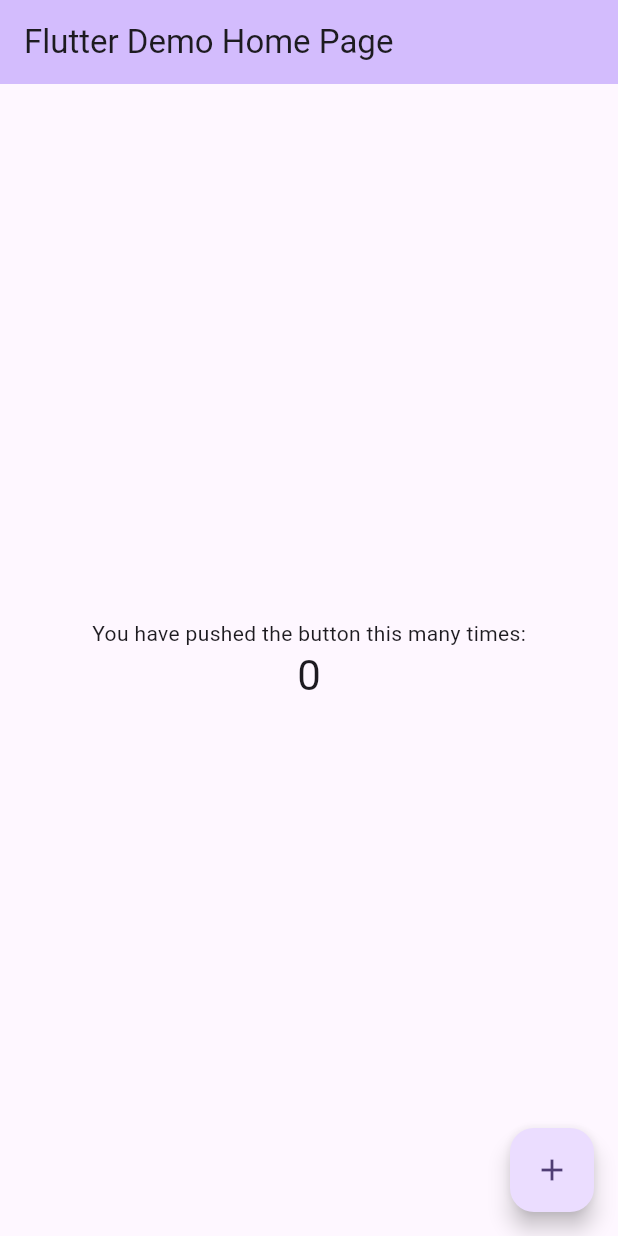
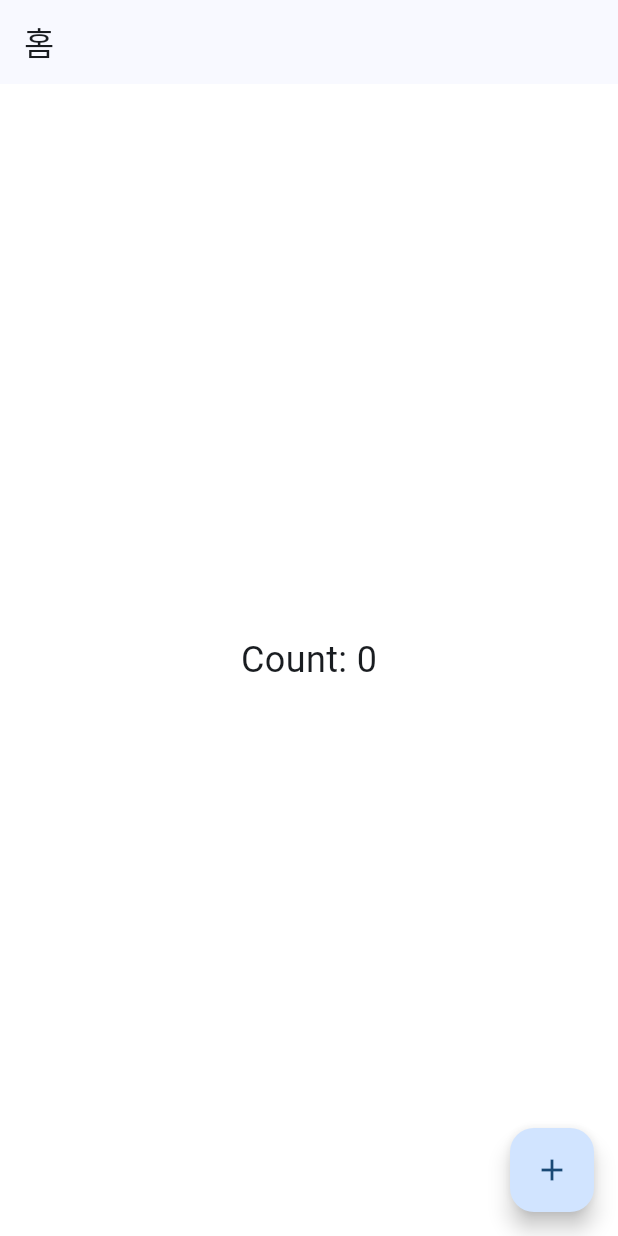
Before and after one commit to a-madda/amadda-flutter, a Flutter app: the screen it shows after launch, on a phone screen of 412 x 824 dp. Run offline on Flutter 3.47's test engine with Material 3 defaults, Android fonts, the light colour scheme and no system bars; our stand-ins replace flutter_riverpod, go_router.

Commit message:
feat: 기본 설정 추가

```diff
--- /dev/null
+++ b/amadda/lib/app.dart
@@ -0,0 +1,18 @@
+import 'package:flutter/material.dart';
+import 'package:flutter_riverpod/flutter_riverpod.dart';
+import 'core/theme.dart';
+import 'routes/app_router.dart';
+
+class AmaddaApp extends ConsumerWidget {
+  const AmaddaApp({super.key});
+
+  @override
+  Widget build(BuildContext context, WidgetRef ref) {
+    return MaterialApp.router(
+      debugShowCheckedModeBanner: false,
+      title: 'Amadda',
+      theme: AppTheme.lightTheme,
+      routerConfig: ref.watch(routerProvider),
+    );
+  }
+}
--- /dev/null
+++ b/amadda/lib/core/config.dart
@@ -0,0 +1 @@
+// 환경 설정 관련
--- /dev/null
+++ b/amadda/lib/core/theme.dart
@@ -0,0 +1,9 @@
+import 'package:flutter/material.dart';
+
+class AppTheme {
+  static final lightTheme = ThemeData(
+    useMaterial3: true,
+    colorScheme: ColorScheme.fromSeed(seedColor: Colors.blue),
+    scaffoldBackgroundColor: Colors.white,
+  );
+}
--- /dev/null
+++ b/amadda/lib/features/home/controller/home_controller.dart
@@ -0,0 +1,3 @@
+import 'package:flutter_riverpod/flutter_riverpod.dart';
+
+final counterProvider = StateProvider<int>((ref) => 0);
--- /dev/null
+++ b/amadda/lib/features/home/view/home_page.dart
@@ -0,0 +1,23 @@
+import 'package:flutter/material.dart';
+import 'package:flutter_riverpod/flutter_riverpod.dart';
+import '../controller/home_controller.dart';
+
+class HomePage extends ConsumerWidget {
+  const HomePage({super.key});
+
+  @override
+  Widget build(BuildContext context, WidgetRef ref) {
+    final counter = ref.watch(counterProvider);
+
+    return Scaffold(
+      appBar: AppBar(title: const Text('홈')),
+      body: Center(
+        child: Text('Count: $counter', style: const TextStyle(fontSize: 24)),
+      ),
+      floatingActionButton: FloatingActionButton(
+        onPressed: () => ref.read(counterProvider.notifier).state++,
+        child: const Icon(Icons.add),
+      ),
+    );
+  }
+}
--- a/amadda/lib/main.dart
+++ b/amadda/lib/main.dart
@@ -1,122 +1,7 @@
 import 'package:flutter/material.dart';
+import 'package:flutter_riverpod/flutter_riverpod.dart';
+import 'app.dart';
 
 void main() {
-  runApp(const MyApp());
+  runApp(const ProviderScope(child: AmaddaApp()));
 }
-
-class MyApp extends StatelessWidget {
-  const MyApp({super.key});
-
-  // This widget is the root of your application.
-  @override
-  Widget build(BuildContext context) {
-    return MaterialApp(
-      title: 'Flutter Demo',
-      theme: ThemeData(
-        // This is the theme of your application.
-        //
-        // TRY THIS: Try running your application with "flutter run". You'll see
-        // the application has a purple toolbar. Then, without quitting the app,
-        // try changing the seedColor in the colorScheme below to Colors.green
-        // and then invoke "hot reload" (save your changes or press the "hot
-        // reload" button in a Flutter-supported IDE, or press "r" if you used
-        // the command line to start the app).
-        //
-        // Notice that the counter didn't reset back to zero; the application
-        // state is not lost during the reload. To reset the state, use hot
-        // restart instead.
-        //
-        // This works for code too, not just values: Most code changes can be
-        // tested with just a hot reload.
-        colorScheme: ColorScheme.fromSeed(seedColor: Colors.deepPurple),
-      ),
-      home: const MyHomePage(title: 'Flutter Demo Home Page'),
-    );
-  }
-}
-
-class MyHomePage extends StatefulWidget {
-  const MyHomePage({super.key, required this.title});
-
-  // This widget is the home page of your application. It is stateful, meaning
-  // that it has a State object (defined below) that contains fields that affect
-  // how it looks.
-
-  // This class is the configuration for the state. It holds the values (in this
-  // case the title) provided by the parent (in this case the App widget) and
-  // used by the build method of the State. Fields in a Widget subclass are
-  // always marked "final".
-
-  final String title;
-
-  @override
-  State<MyHomePage> createState() => _MyHomePageState();
-}
-
-class _MyHomePageState extends State<MyHomePage> {
-  int _counter = 0;
-
-  void _incrementCounter() {
-    setState(() {
-      // This call to setState tells the Flutter framework that something has
-      // changed in this State, which causes it to rerun the build method below
-      // so that the display can reflect the updated values. If we changed
-      // _counter without calling setState(), then the build method would not be
-      // called again, and so nothing would appear to happen.
-      _counter++;
-    });
-  }
-
-  @override
-  Widget build(BuildContext context) {
-    // This method is rerun every time setState is called, for instance as done
-    // by the _incrementCounter method above.
-    //
-    // The Flutter framework has been optimized to make rerunning build methods
-    // fast, so that you can just rebuild anything that needs updating rather
-    // than having to individually change instances of widgets.
-    return Scaffold(
-      appBar: AppBar(
-        // TRY THIS: Try changing the color here to a specific color (to
-        // Colors.amber, perhaps?) and trigger a hot reload to see the AppBar
-        // change color while the other colors stay the same.
-        backgroundColor: Theme.of(context).colorScheme.inversePrimary,
-        // Here we take the value from the MyHomePage object that was created by
-        // the App.build method, and use it to set our appbar title.
-        title: Text(widget.title),
-      ),
-      body: Center(
-        // Center is a layout widget. It takes a single child and positions it
-        // in the middle of the parent.
-        child: Column(
-          // Column is also a layout widget. It takes a list of children and
-          // arranges them vertically. By default, it sizes itself to fit its
-          // children horizontally, and tries to be as tall as its parent.
-          //
-          // Column has various properties to control how it sizes itself and
-          // how it positions its children. Here we use mainAxisAlignment to
-          // center the children vertically; the main axis here is the vertical
-          // axis because Columns are vertical (the cross axis would be
-          // horizontal).
-          //
-          // TRY THIS: Invoke "debug painting" (choose the "Toggle Debug Paint"
-          // action in the IDE, or press "p" in the console), to see the
-          // wireframe for each widget.
-          mainAxisAlignment: MainAxisAlignment.center,
-          children: <Widget>[
-            const Text('You have pushed the button this many times:'),
-            Text(
-              '$_counter',
-              style: Theme.of(context).textTheme.headlineMedium,
-            ),
-          ],
-        ),
-      ),
-      floatingActionButton: FloatingActionButton(
-        onPressed: _incrementCounter,
-        tooltip: 'Increment',
-        child: const Icon(Icons.add),
-      ), // This trailing comma makes auto-formatting nicer for build methods.
-    );
-  }
-}
--- /dev/null
+++ b/amadda/lib/routes/app_router.dart
@@ -0,0 +1,9 @@
+import 'package:flutter_riverpod/flutter_riverpod.dart';
+import 'package:go_router/go_router.dart';
+import '../../features/home/view/home_page.dart';
+
+final routerProvider = Provider<GoRouter>((ref) {
+  return GoRouter(
+    routes: [GoRoute(path: '/', builder: (context, state) => const HomePage())],
+  );
+});
```
Also changed, not shown: amadda/pubspec.yaml (+17 -70 lines).
